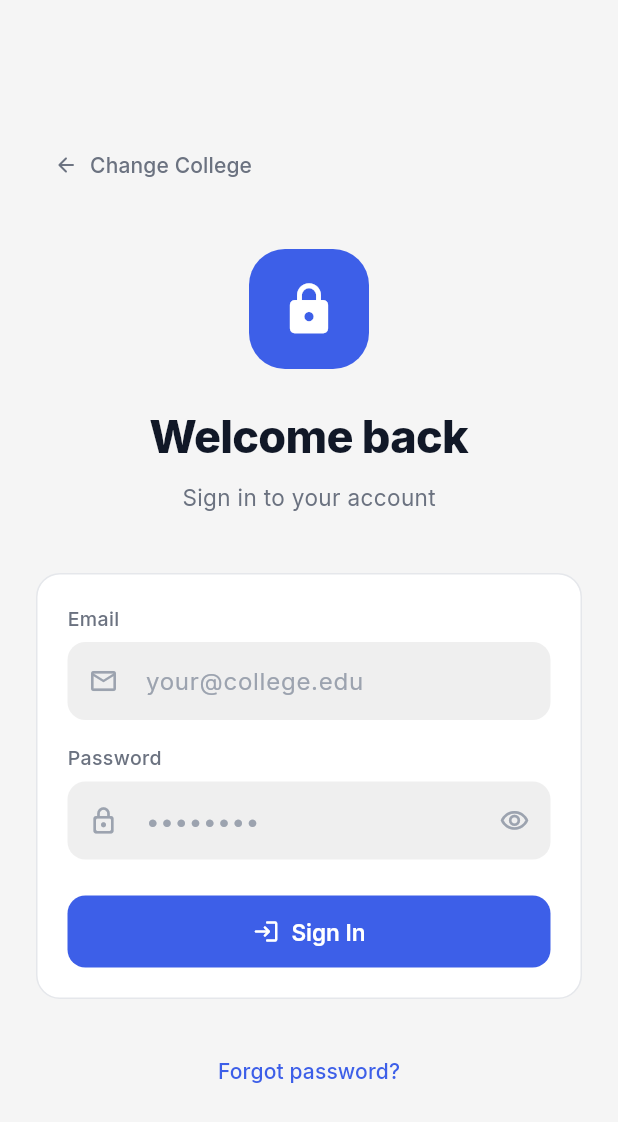
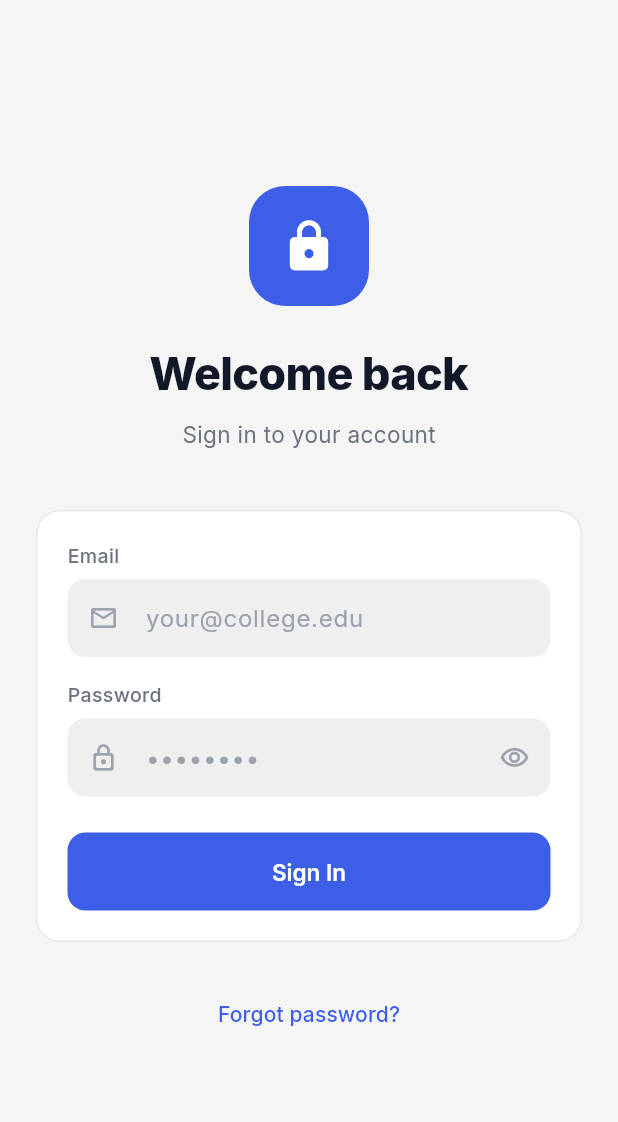
Before and after one commit to jpdevhub/Schedulify-App, a Flutter app: the LoginScreen screen opened by its route, on a phone screen of 412 x 824 dp. Shown: the top 1122 px of the screen. Run offline on Flutter 3.47's test engine with Material 3 defaults, Android fonts, the phone set to English and light mode, and no system bars; drawn by our look-alikes of flutter_animate; our stand-ins replace file_picker, firebase_analytics, firebase_core, flutter_map, flutter_riverpod, geolocator and 7 more; missing offline and left inert: dart:js_interop, maps_toolkit, mobile_scanner; accounts and stored records are empty.

Commit message:
added theme toggle to dashboards, refine dark mode palette, and update login UI styling

```diff
--- a/lib/core/theme/app_theme.dart
+++ b/lib/core/theme/app_theme.dart
@@ -39,9 +39,9 @@ class AppColors {
   static const lightTextMuted    = Color(0xFF9CA3AF);
 
   // ── Dark palette ──────────────────────────────────────────────────────────
-  static const darkBg            = Color(0xFF0A0F1E);
-  static const darkSurface       = Color(0xFF111827);
-  static const darkSurfaceVar    = Color(0xFF1A2235);
+  static const darkBg            = Color(0xFF000000);
+  static const darkSurface       = Color(0xFF121212);
+  static const darkSurfaceVar    = Color(0xFF1E1E1E);
   static const darkBorder        = Color(0x1AFFFFFF);
   static const darkTextPrimary   = Color(0xFFFFFFFF);
   static const darkTextSecondary = Color(0xFF94A3B8);
@@ -149,6 +149,7 @@ class AppTheme {
           foregroundColor: Colors.white,
           disabledBackgroundColor: AppColors.primary.withOpacity(0.5),
           padding: const EdgeInsets.symmetric(horizontal: 24, vertical: 15),
+          minimumSize: const Size(0, 52), // Match TextFormField height
           shape: RoundedRectangleBorder(borderRadius: BorderRadius.circular(12)),
           elevation: 0,
           textStyle: GoogleFonts.inter(fontWeight: FontWeight.w600, fontSize: 15),
--- a/lib/features/auth/screens/login_screen.dart
+++ b/lib/features/auth/screens/login_screen.dart
@@ -67,20 +67,6 @@ class _LoginScreenState extends ConsumerState<LoginScreen> {
                 key: _formKey,
                 child: Column(
                   children: [
-                    // Back link
-                    Align(
-                      alignment: Alignment.centerLeft,
-                      child: TextButton.icon(
-                        onPressed: () => context.go('/'),
-                        icon: Icon(Icons.arrow_back_rounded, size: 16,
-                            color: context.textSecondary),
-                        label: Text('Change College',
-                            style: TextStyle(color: context.textSecondary,
-                                fontSize: 14)),
-                      ),
-                    ),
-                    const SizedBox(height: 32),
-
                     // Icon
                     Container(
                       width: 80, height: 80,
@@ -109,7 +95,7 @@ class _LoginScreenState extends ConsumerState<LoginScreen> {
                     // Form card
                     GlassCard(
                       child: Column(
-                        crossAxisAlignment: CrossAxisAlignment.start,
+                        crossAxisAlignment: CrossAxisAlignment.stretch,
                         children: [
                           // Email field with explicit label above
                           Text('Email',
@@ -166,7 +152,6 @@ class _LoginScreenState extends ConsumerState<LoginScreen> {
 
                           PrimaryButton(
                             label: 'Sign In',
-                            icon: Icons.login_rounded,
                             isLoading: _isLoading,
                             width: double.infinity,
                             onPressed: _login,
```
Also changed, not shown: lib/features/faculty/screens/faculty_dashboard.dart (+12 -0 lines), lib/features/student/screens/student_dashboard.dart (+12 -0 lines).
